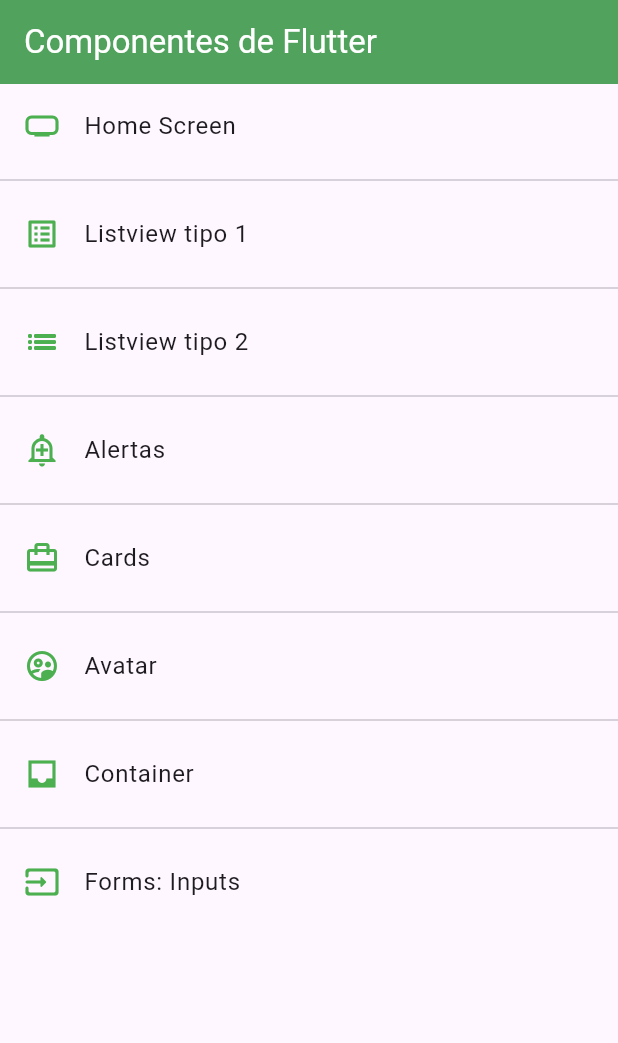
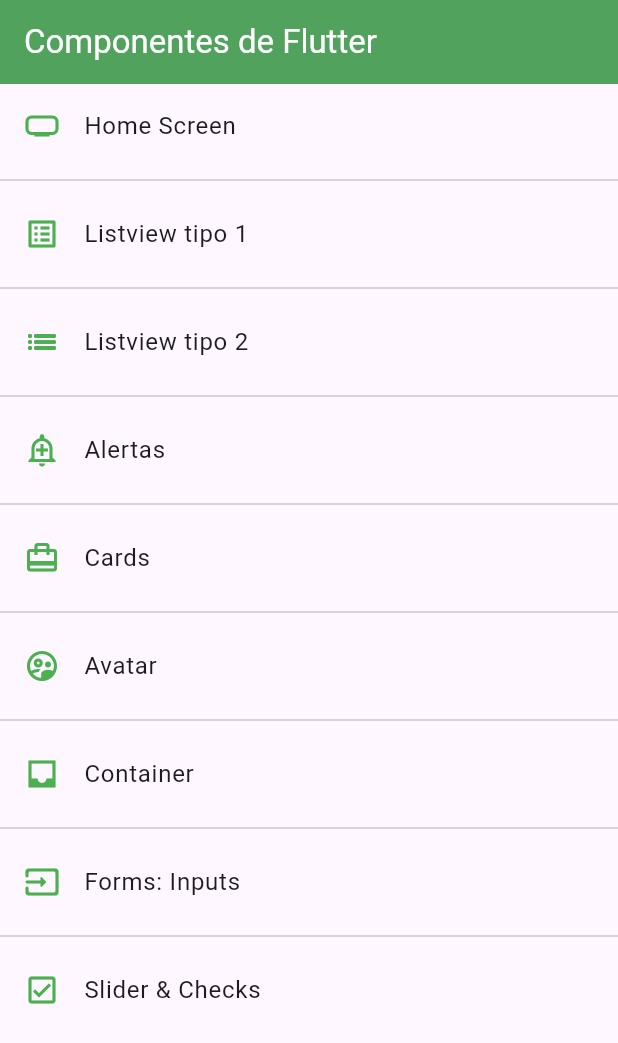
Before and after one commit to pebosch/fl_components, a Flutter app: the screen it shows after launch, on a phone screen of 412 x 824 dp. Shown: the top 1043 px of the screen. Run offline on Flutter 3.47's test engine with Material 3 defaults, Android fonts, the phone set to English and light mode, and no system bars.

Commit message:
Añadir Slider al menú

```diff
--- a/lib/routes/app_routes.dart
+++ b/lib/routes/app_routes.dart
@@ -54,6 +54,12 @@
       name: 'Forms: Inputs',
       screen: const InputsScreen()
     ),
+    MenuOption(
+      route: 'slider',
+      icon: Icons.check_box_outlined,
+      name: 'Slider & Checks',
+      screen: const SliderScreen()
+    ),
   ];
 
 
--- a/lib/screens/screens.dart
+++ b/lib/screens/screens.dart
@@ -6,3 +6,4 @@
 export 'package:fl_components/screens/avatar_screen.dart';
 export 'package:fl_components/screens/container_screen.dart';
 export 'package:fl_components/screens/inputs_screen.dart';
+export 'package:fl_components/screens/slider_screen.dart';
```
Also changed, not shown: lib/screens/inputs_screen.dart (+12 -0 lines), lib/screens/slider_screen.dart (added, +15 -0 lines).
